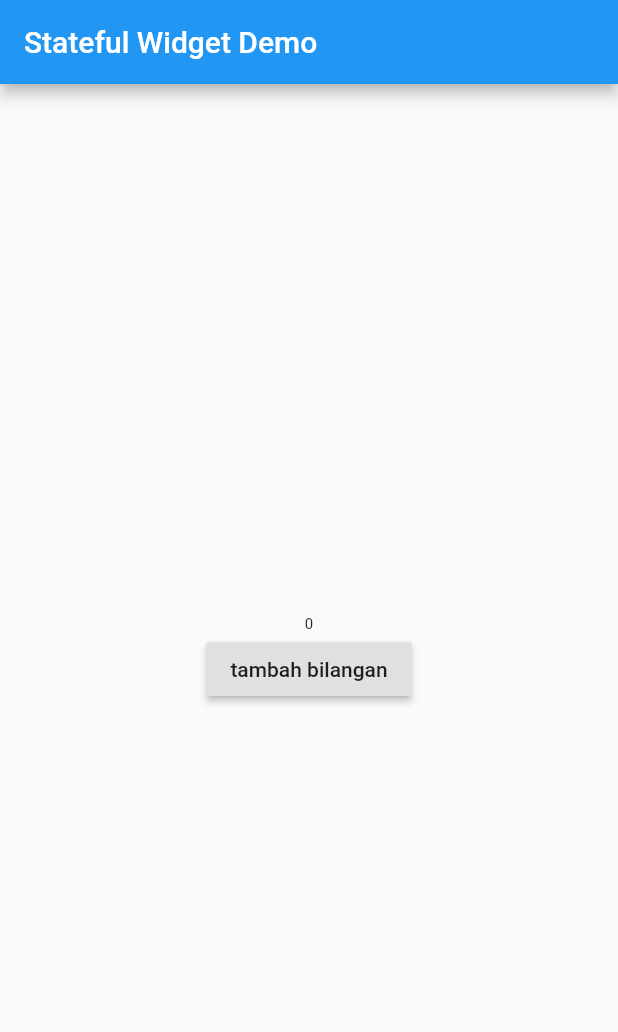
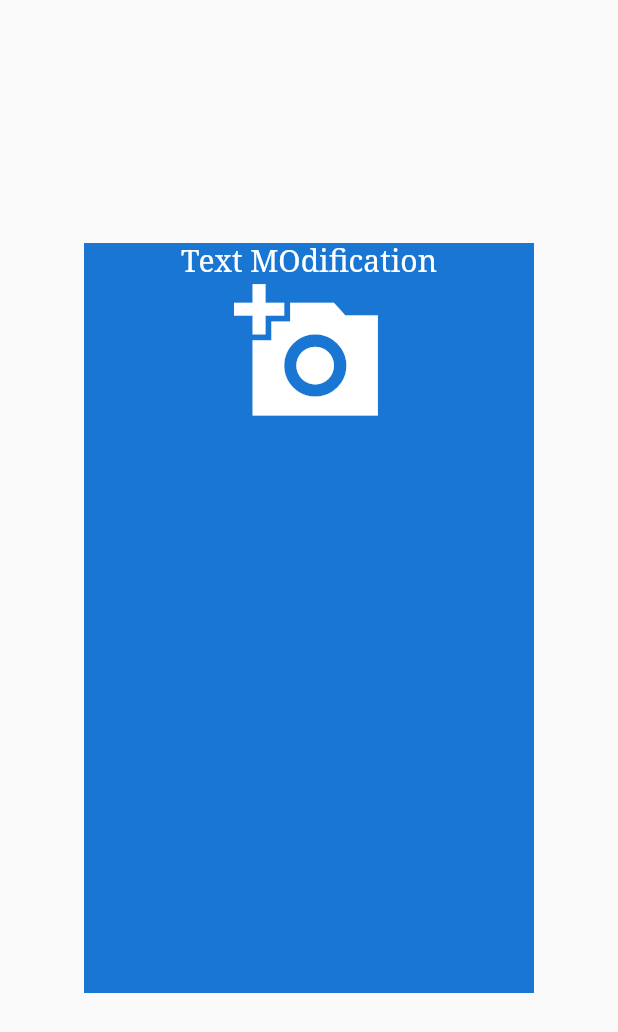
Before and after one commit to ryn-crypto/Flutter_dasar, a Flutter app: the screen it shows after launch, on a phone screen of 412 x 824 dp. Shown: the top 1032 px of the screen. Run offline on Flutter 3.47's test engine with Material 2 defaults, Android fonts, the phone set to English and light mode, and no system bars.

Commit message:
mengelola text dan widget

```diff
--- /dev/null
+++ b/lib/text.dart
@@ -0,0 +1,43 @@
+import 'package:flutter/material.dart';
+
+class Tetx extends StatefulWidget {
+  const Tetx({Key key}) : super(key: key);
+
+  @override
+  State<Tetx> createState() => _TetxState();
+}
+
+class _TetxState extends State<Tetx> {
+  @override
+  Widget build(BuildContext context) {
+    return Scaffold(
+        // ignore: avoid_unnecessary_containers
+        body: Center(
+      child: Container(
+        color: Colors.blue[700],
+        width: 300.0,
+        height: 500.0,
+        child: Center(
+          child: Column(
+            // ignore: prefer_const_literals_to_create_immutables
+            children: [
+              // ignore: prefer_const_constructors
+              Text("Text MOdification",
+                  // ignore: prefer_const_constructors
+                  style: TextStyle(
+                      color: Colors.white,
+                      fontFamily: "serif",
+                      fontSize: 20.0)),
+              // ignore: prefer_const_constructors
+              Icon(
+                Icons.add_a_photo_sharp,
+                color: Colors.white,
+                size: 100.0,
+              ),
+            ],
+          ),
+        ),
+      ),
+    ));
+  }
+}
```
Also changed, not shown: lib/main.dart (+8 -18 lines).
